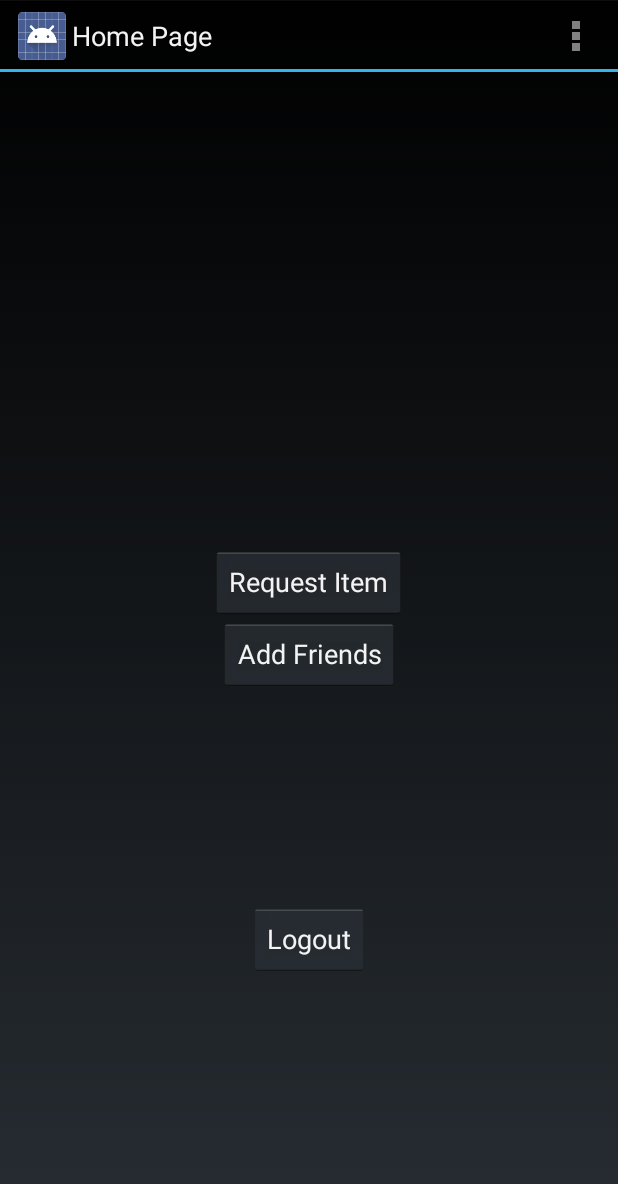
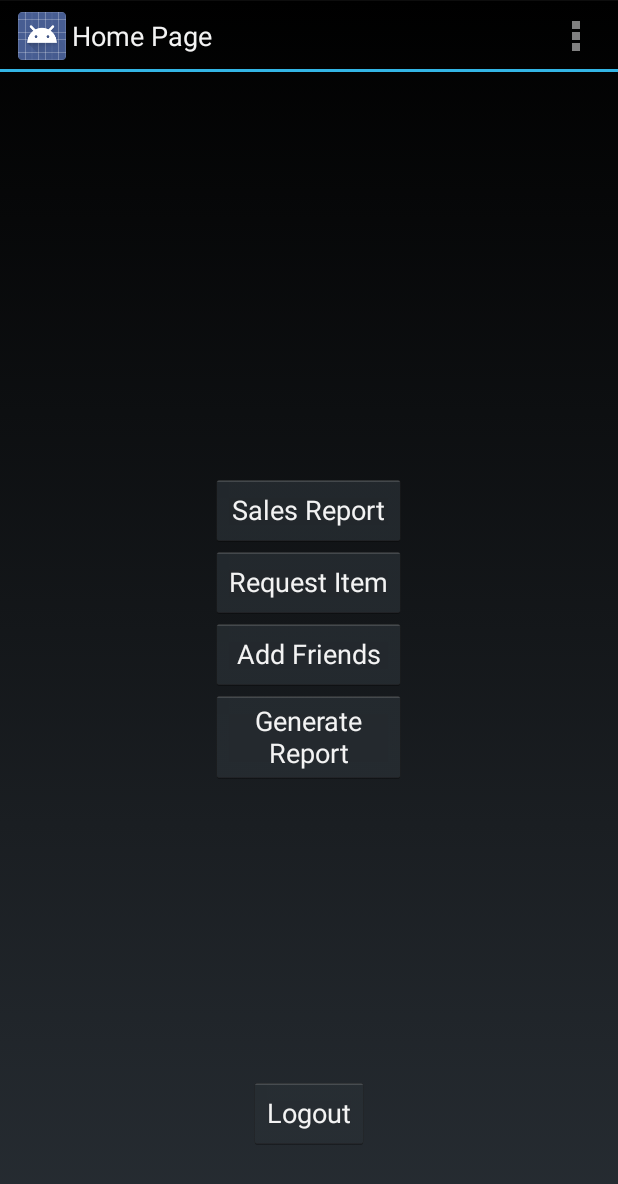
Before and after one commit to goutamvenkat/CS2340-Android, an Android app: the MainActivity screen opened directly, with no data from a screen before it, on a phone screen of 412 x 824 dp. Shown: the top 1184 px of the screen. Run offline under Robolectric (Android 15) with nearby library versions, the phone set to English and light mode, and no system bars; 3 statements that could not run were skipped.

Commit message:
Finished -sort of - GenerateSalesReports - needs more work

```diff
--- a/Shoppingwithfriends/app/src/main/java/com/example/android/ShoppingWithFriends/RegisterScreen.java
+++ b/Shoppingwithfriends/app/src/main/java/com/example/android/ShoppingWithFriends/RegisterScreen.java
@@ -17,6 +17,7 @@ import com.parse.ParseQuery;
 import com.parse.ParseUser;
 import com.parse.SignUpCallback;
 
+import org.json.JSONArray;
 import org.json.JSONObject;
 
 import java.util.*;
@@ -90,6 +91,7 @@ public class RegisterScreen extends Activity {
                                 ParseObject Items = new ParseObject("Items");
                                 Items.put("username", username);
                                 Items.put("MyItems", new JSONObject());
+                                Items.put("MyReports", new ArrayList<String>());
                                 Items.saveInBackground();
 
                                 Intent takeMain = new Intent(RegisterScreen.this, LoginActivity.class);
--- a/Shoppingwithfriends/app/src/main/res/layout/activity_main.xml
+++ b/Shoppingwithfriends/app/src/main/res/layout/activity_main.xml
@@ -19,9 +19,9 @@
         android:layout_height="wrap_content"
         android:text="Logout"
         android:id="@+id/LoggedinLogout"
+        android:layout_marginBottom="42dp"
         android:layout_alignParentBottom="true"
-        android:layout_centerHorizontal="true"
-        android:layout_marginBottom="158dp" />
+        android:layout_centerHorizontal="true" />
 
     <Button
         android:layout_width="wrap_content"
@@ -29,7 +29,10 @@
         android:text="Add Friends"
         android:id="@+id/requestFriendButtonMain"
         android:layout_centerVertical="true"
-        android:layout_centerHorizontal="true" />
+        android:layout_alignLeft="@+id/requestItemButton"
+        android:layout_alignStart="@+id/requestItemButton"
+        android:layout_alignRight="@+id/requestItemButton"
+        android:layout_alignEnd="@+id/requestItemButton" />
 
     <Button
         android:layout_width="wrap_content"
@@ -39,5 +42,29 @@
         android:layout_above="@+id/requestFriendButtonMain"
         android:layout_centerHorizontal="true" />
 
+    <Button
+        android:layout_width="wrap_content"
+        android:layout_height="wrap_content"
+        android:text="Sales Report"
+        android:id="@+id/salesReportButton"
+        android:onClick="goToSalesReport"
+        android:layout_above="@+id/requestItemButton"
+        android:layout_alignLeft="@+id/requestItemButton"
+        android:layout_alignStart="@+id/requestItemButton"
+        android:layout_alignRight="@+id/requestItemButton"
+        android:layout_alignEnd="@+id/requestItemButton" />
+
+    <Button
+        android:layout_width="wrap_content"
+        android:layout_height="wrap_content"
+        android:text="Generate Report"
+        android:onClick="goToGenerate"
+        android:id="@+id/generateReportButton"
+        android:layout_below="@+id/requestFriendButtonMain"
+        android:layout_alignLeft="@+id/requestFriendButtonMain"
+        android:layout_alignStart="@+id/requestFriendButtonMain"
+        android:layout_alignRight="@+id/requestFriendButtonMain"
+        android:layout_alignEnd="@+id/requestFriendButtonMain" />
+
 
 </RelativeLayout>
--- a/Shoppingwithfriends/app/src/main/res/values/strings.xml
+++ b/Shoppingwithfriends/app/src/main/res/values/strings.xml
@@ -11,5 +11,7 @@
     <string name="title_activity_list_sent_requests">ListSentRequests</string>
     <string name="title_activity_friend_info">FriendInfo</string>
     <string name="title_activity_forgot_password">ForgotPasswordActivity</string>
+    <string name="title_activity_generate_report">GenerateReportActivity</string>
+    <string name="title_activity_sales_report">SalesReportActivity</string>
 
 </resources>
```
Also changed, not shown: Shoppingwithfriends/app/src/main/AndroidManifest.xml (+12 -2 lines), Shoppingwithfriends/app/src/main/java/com/example/android/ShoppingWithFriends/GenerateReportActivity.java (added, +125 -0 lines), Shoppingwithfriends/app/src/main/java/com/example/android/ShoppingWithFriends/MainActivity.java (+10 -2 lines), Shoppingwithfriends/app/src/main/java/com/example/android/ShoppingWithFriends/SalesReportActivity.java (added, +39 -0 lines), Shoppingwithfriends/app/src/main/res/layout/activity_generate_report.xml (added, +42 -0 lines), Shoppingwithfriends/app/src/main/res/layout/activity_sales_report.xml (added, +10 -0 lines), Shoppingwithfriends/app/src/main/res/menu/menu_generate_report.xml (added, +7 -0 lines), Shoppingwithfriends/app/src/main/res/menu/menu_sales_report.xml (added, +7 -0 lines).
